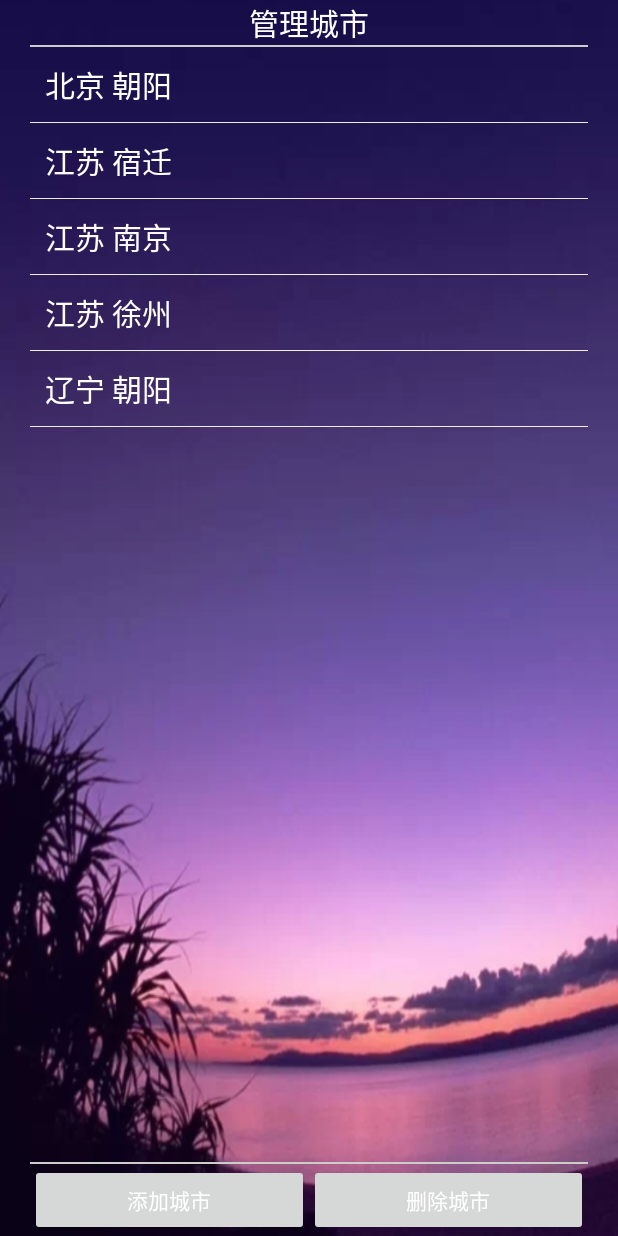
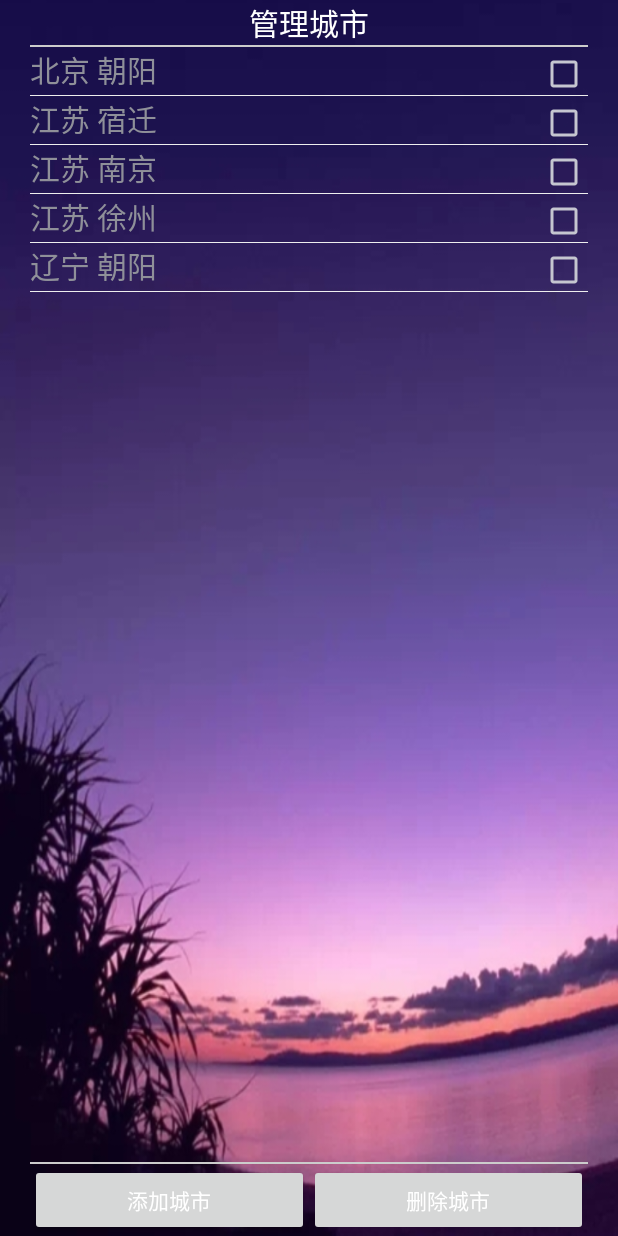
Before and after one commit to Estellanini/Android_WeatherApp, an Android app: the CityActivity screen opened directly, with no data from a screen before it, on a phone screen of 412 x 824 dp. Run offline under Robolectric (Android 15) with nearby library versions, the phone set to English and light mode, and no system bars.

```diff
--- a/app/src/main/java/cn/edu/estella/jennyweather/CityActivity.java
+++ b/app/src/main/java/cn/edu/estella/jennyweather/CityActivity.java
@@ -3,11 +3,17 @@ package cn.edu.estella.jennyweather;
 import android.app.Activity;
 import android.content.Intent;
 import android.os.Bundle;
+import android.view.LayoutInflater;
 import android.view.View;
+import android.view.ViewGroup;
 import android.widget.AdapterView;
+import android.widget.BaseAdapter;
 import android.widget.Button;
+import android.widget.CheckBox;
+import android.widget.CompoundButton;
 import android.widget.ListView;
 import android.widget.SimpleAdapter;
+import android.widget.TextView;
 import android.widget.Toast;
 
 import java.util.ArrayList;
@@ -18,20 +24,25 @@ import java.util.Map;
 public class CityActivity extends Activity {
     private ListView listView;
     private Button addButton;
-    private String[] cities = {"北京 朝阳","江苏 宿迁","江苏 南京","江苏 徐州","辽宁 朝阳"};
+    private String[] cities = {"北京 朝阳", "江苏 宿迁", "江苏 南京", "江苏 徐州", "辽宁 朝阳"};
     private List<Map<String, Object>> listems = new ArrayList<Map<String, Object>>();
+
+
+    private MyAdapter myAdapter;
+    private String[] areaIds = {"1","1","1","1","1"};
+    private Button deleteButton;
 
     @Override
     protected void onCreate(Bundle savedInstanceState) {
         super.onCreate(savedInstanceState);
         setContentView(R.layout.activity_city_layout);
 
-        for(int i=0;i<cities.length;i++){
+        for (int i = 0; i < cities.length; i++) {
             Map<String, Object> listem = new HashMap<String, Object>();
             listem.put("name", cities[i]);
             listems.add(listem);
         }
-        listView = (ListView)findViewById(R.id.city_listview);
+        listView = (ListView) findViewById(R.id.city_listview);
         listView.setAdapter(new SimpleAdapter(getApplication(), listems,
                 R.layout.activity_search_listview_item, new String[]{"name"},
                 new int[]{R.id.result_text}));
@@ -48,7 +59,7 @@ public class CityActivity extends Activity {
             }
         });
 
-        addButton = (Button)findViewById(R.id.add_city_button);
+        addButton = (Button) findViewById(R.id.add_city_button);
         addButton.setOnClickListener(new View.OnClickListener() {
             @Override
             public void onClick(View v) {
@@ -62,6 +73,18 @@ public class CityActivity extends Activity {
         });
 
 
+        deleteButton = (Button)findViewById(R.id.delete_city_button);
+        myAdapter = new MyAdapter(cities, areaIds, deleteButton);
+        listView.setAdapter(myAdapter);
+
+        deleteButton.setOnClickListener(new View.OnClickListener() {
+            @Override
+            public void onClick(View v) {
+                Toast.makeText(getApplication(), myAdapter.getCheckedCities().length+"", Toast.LENGTH_LONG).show();
+            }
+        });
+
+
     }
 
     @Override
@@ -72,4 +95,93 @@ public class CityActivity extends Activity {
             Toast.makeText(this, bundle.getString("city"), Toast.LENGTH_LONG).show();
         }
     }
+
+    //内部类
+    private class MyAdapter extends BaseAdapter {
+
+        //定义该类的内部属性和构造器
+        private class ViewSet {
+            TextView textView;
+            CheckBox checkBox;
+        }
+
+        private String[] cities;
+        private int checkedNum = 0;
+        private Button button;
+        private boolean[] checkedArray;
+        private String[] cityIds;
+
+        public MyAdapter(String[] cities, String[] cityIds, Button button) {
+            this.cities = cities;
+            this.button = button;
+            this.cityIds = cityIds;
+            this.checkedArray = new boolean[cities.length];
+            for (int i = 0; i < cities.length; i++) {
+                this.checkedArray[i] = false;
+            }
+        }
+
+
+        @Override
+        public int getCount() {
+            return cities.length;
+        }
+
+        @Override
+        public Object getItem(int position) {
+            return position;
+        }
+
+        @Override
+        public long getItemId(int position) {
+            return position;
+        }
+
+        @Override
+        public View getView(final int position, View convertView, ViewGroup parent) {
+            ViewSet viewSet = null;
+            if (convertView == null) {
+                viewSet = new ViewSet();
+                convertView = LayoutInflater.from(getApplication()).inflate(R.layout.activity_city_listview_item, null);
+                viewSet.textView = (TextView) convertView.findViewById(R.id.listview_item_textview);
+                viewSet.checkBox = (CheckBox) convertView.findViewById(R.id.listview_item_checkbox);
+                convertView.setTag(viewSet);
+            } else {
+                viewSet = (ViewSet) convertView.getTag();
+            }
+            viewSet.textView.setText(cities[position]);
+            viewSet.checkBox.setOnCheckedChangeListener(new CompoundButton.OnCheckedChangeListener() {
+                @Override
+                public void onCheckedChanged(CompoundButton buttonView, boolean isChecked) {
+                    if (isChecked) {
+                        checkedArray[position] = true;
+                        checkedNum++;
+                        if (checkedNum == 1) {
+                            button.setEnabled(true);
+                        }
+                    } else {
+                        checkedArray[position] = false;
+                        checkedNum--;
+                        if (checkedNum == 0) {
+                            button.setEnabled(false);
+                        }
+                    }
+                }
+            });
+            return convertView;
+        }
+
+
+        //返回选择的城市代码
+        public String[] getCheckedCities(){
+            List<String> checkedCityIdList = new ArrayList<String>();
+            for(int i=0;i<checkedArray.length;i++){
+                if(checkedArray[i] == true){
+                    checkedCityIdList.add(cityIds[i]);
+                }
+            }
+            String[] checkedCityIdArray = new String[checkedCityIdList.size()];
+            return checkedCityIdList.toArray(checkedCityIdArray);
+        }
+    }
 }
--- /dev/null
+++ b/app/src/main/res/layout/activity_city_listview_item.xml
@@ -0,0 +1,16 @@
+<?xml version="1.0" encoding="utf-8"?>
+<LinearLayout xmlns:android="http://schemas.android.com/apk/res/android"
+    android:layout_width="match_parent"
+    android:layout_height="match_parent">
+    <TextView
+        android:id="@+id/listview_item_textview"
+        android:layout_weight="1"
+        android:textSize="20sp"
+        android:layout_width="match_parent"
+        android:layout_height="wrap_content" />
+    <CheckBox
+        android:focusable="false"
+        android:id="@+id/listview_item_checkbox"
+        android:layout_width="wrap_content"
+        android:layout_height="wrap_content" />
+</LinearLayout>
```
